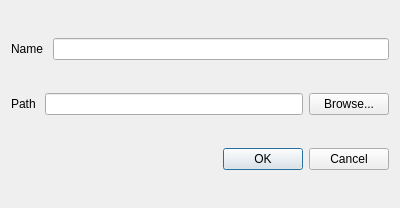
Old version of the form sweeper/cloud_annotation/cloud_annotation/QProjectDialog.ui in the repository hutpond/ros.
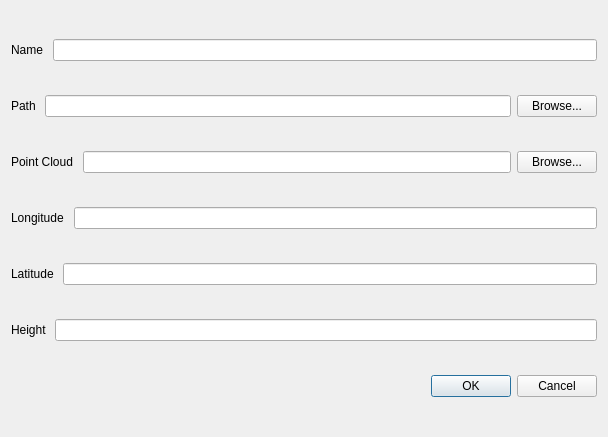
New version of the form.

Diff of the .ui file:
```diff
--- a/sweeper/cloud_annotation/cloud_annotation/QProjectDialog.ui
+++ b/sweeper/cloud_annotation/cloud_annotation/QProjectDialog.ui
@@ -6,8 +6,8 @@
    <rect>
     <x>0</x>
     <y>0</y>
-    <width>400</width>
-    <height>208</height>
+    <width>608</width>
+    <height>437</height>
    </rect>
   </property>
   <property name="windowTitle">
@@ -50,6 +50,69 @@
     </layout>
    </item>
    <item row="2" column="0">
+    <layout class="QHBoxLayout" name="horizontalLayout_3">
+     <item>
+      <widget class="QLabel" name="label_3">
+       <property name="text">
+        <string>Point Cloud </string>
+       </property>
+      </widget>
+     </item>
+     <item>
+      <widget class="QLineEdit" name="lineEdit_3"/>
+     </item>
+     <item>
+      <widget class="QPushButton" name="pushButton_2">
+       <property name="text">
+        <string>Browse...</string>
+       </property>
+      </widget>
+     </item>
+    </layout>
+   </item>
+   <item row="3" column="0">
+    <layout class="QHBoxLayout" name="horizontalLayout_4">
+     <item>
+      <widget class="QLabel" name="label_4">
+       <property name="text">
+        <string>Longitude </string>
+       </property>
+      </widget>
+     </item>
+     <item>
+      <widget class="QLineEdit" name="lineEdit_4"/>
+     </item>
+    </layout>
+   </item>
+   <item row="4" column="0">
+    <layout class="QHBoxLayout" name="horizontalLayout_5">
+     <item>
+      <widget class="QLabel" name="label_5">
+       <property name="text">
+        <string>Latitude </string>
+       </property>
+      </widget>
+     </item>
+     <item>
+      <widget class="QLineEdit" name="lineEdit_5"/>
+     </item>
+    </layout>
+   </item>
+   <item row="5" column="0">
+    <layout class="QHBoxLayout" name="horizontalLayout_6">
+     <item>
+      <widget class="QLabel" name="label_6">
+       <property name="text">
+        <string>Height </string>
+       </property>
+      </widget>
+     </item>
+     <item>
+      <widget class="QLineEdit" name="lineEdit_6"/>
+     </item>
+    </layout>
+   </item>
+   <item row="6" column="0">
     <widget class="QDialogButtonBox" name="buttonBox">
      <property name="orientation">
       <enum>Qt::Horizontal</enum>
```
